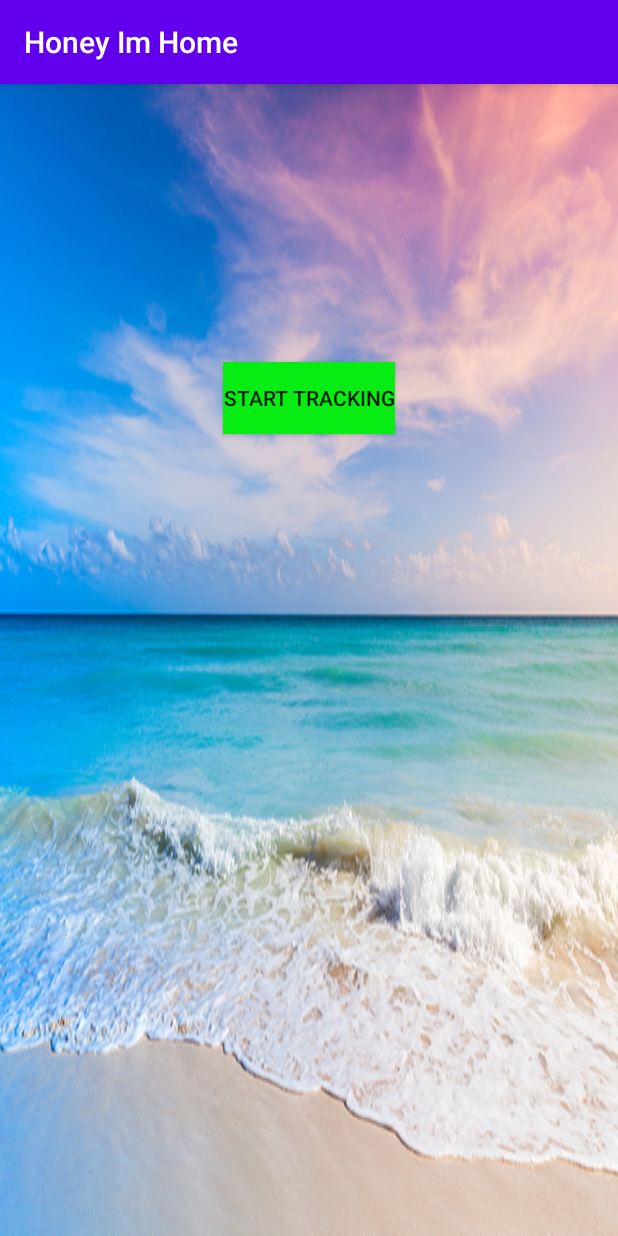
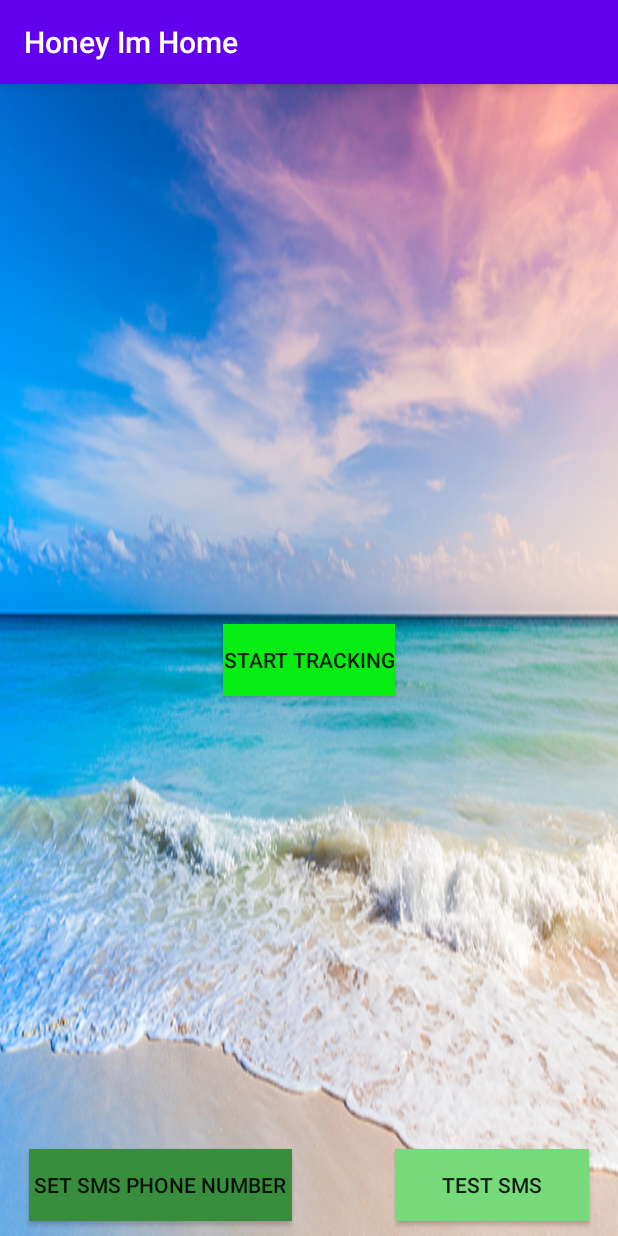
Before and after one commit to enavhasson/Honey-Im-Home, an Android app: the screen it shows after launch (MainActivity), on a phone screen of 412 x 824 dp. Run offline under Robolectric (Android 15) with nearby library versions, the phone set to English and light mode, and no system bars.

Commit message:
add sms buttons

```diff
--- a/app/src/main/res/layout/activity_main.xml
+++ b/app/src/main/res/layout/activity_main.xml
@@ -12,18 +12,16 @@
         android:id="@+id/tracking_location_button"
         android:layout_width="wrap_content"
         android:layout_height="wrap_content"
-        android:layout_below="@+id/set_home_location_button"
         android:layout_centerInParent="true"
-        android:layout_marginTop="35dp"
         android:text="@string/start_tracking_location" />
 
     <TextView
         android:id="@+id/inf_tracking_location_TextView"
         android:layout_width="wrap_content"
         android:layout_height="wrap_content"
-        android:layout_below="@id/tracking_location_button"
+        android:layout_below="@+id/tracking_location_button"
         android:layout_centerInParent="true"
-        android:layout_marginTop="10sp"
+        android:layout_marginTop="20dp"
         android:background="#63FFFFFF"
         android:textStyle="bold" />
 
@@ -33,7 +31,8 @@
         android:layout_height="wrap_content"
         android:layout_alignParentTop="true"
         android:layout_centerHorizontal="true"
-        android:layout_marginTop="34dp"
+        android:background="#63FFFFFF"
+        android:layout_marginTop="10dp"
         android:text="@string/inf_home_location_text"
         android:textSize="18sp"
         android:textStyle="bold" />
@@ -42,23 +41,46 @@
         android:id="@+id/clear_home_button"
         android:layout_width="wrap_content"
         android:layout_height="wrap_content"
-        android:layout_below="@id/inf_home_location_TextView"
+        android:layout_alignTop="@+id/set_home_location_button"
         android:layout_alignParentEnd="true"
-
-        android:layout_marginTop="43dp"
         android:layout_marginEnd="19dp"
-        android:background="#CC608B"
+        android:background="#4754A5"
         android:text="@string/clear_home_button_text" />
 
     <Button
         android:id="@+id/set_home_location_button"
         android:layout_width="wrap_content"
         android:layout_height="wrap_content"
-        android:layout_below="@id/inf_home_location_TextView"
+        android:layout_below="@+id/inf_home_location_TextView"
         android:layout_alignParentStart="true"
         android:layout_marginStart="19dp"
-        android:layout_marginTop="43dp"
+        android:layout_marginTop="10dp"
         android:background="#72B9DF"
         android:text="@string/set_home_location_button_text" />
 
+    <Button
+        android:id="@+id/set_SMS_phone_number_button"
+        android:layout_width="wrap_content"
+        android:layout_height="wrap_content"
+        android:layout_alignBottom="@id/inf_tracking_location_TextView"
+        android:layout_alignParentStart="true"
+        android:layout_alignParentBottom="true"
+        android:layout_marginStart="19dp"
+        android:layout_marginBottom="10dp"
+        android:background="#388E3C"
+        android:text="@string/set_sms_phone_number" />
+
+    <Button
+        android:id="@+id/test_SMS_button"
+        android:layout_width="wrap_content"
+        android:layout_height="wrap_content"
+        android:layout_alignBottom="@+id/inf_tracking_location_TextView"
+        android:layout_alignParentEnd="true"
+        android:layout_alignParentBottom="true"
+        android:layout_marginEnd="19dp"
+        android:layout_marginBottom="10dp"
+        android:background="#76DA7B"
+        android:layout_toEndOf="@id/tracking_location_button"
+        android:text="@string/test_sms" />
+
 </RelativeLayout>
--- a/app/src/main/res/values/strings.xml
+++ b/app/src/main/res/values/strings.xml
@@ -1,8 +1,10 @@
 <resources>
     <string name="app_name">Honey Im Home</string>
-    <string name="start_tracking_location">start tracking location</string>
-    <string name="inf_home_location_text">Your home location is defined as:</string>
-    <string name="inf_tracking_location_text">Your location:</string>
+    <string name="start_tracking_location">" start tracking location "</string>
+    <string name="inf_home_location_text">" Your home location is defined as: "</string>
+    <string name="inf_tracking_location_text">" Your location: "</string>
     <string name="clear_home_button_text">" Clear Home  "</string>
-    <string name="set_home_location_button_text">set location as home</string>
+    <string name="set_home_location_button_text">" set location as home "</string>
+    <string name="set_sms_phone_number">" set SMS phone number "</string>
+    <string name="test_sms">" test SMS "</string>
 </resources>
```
